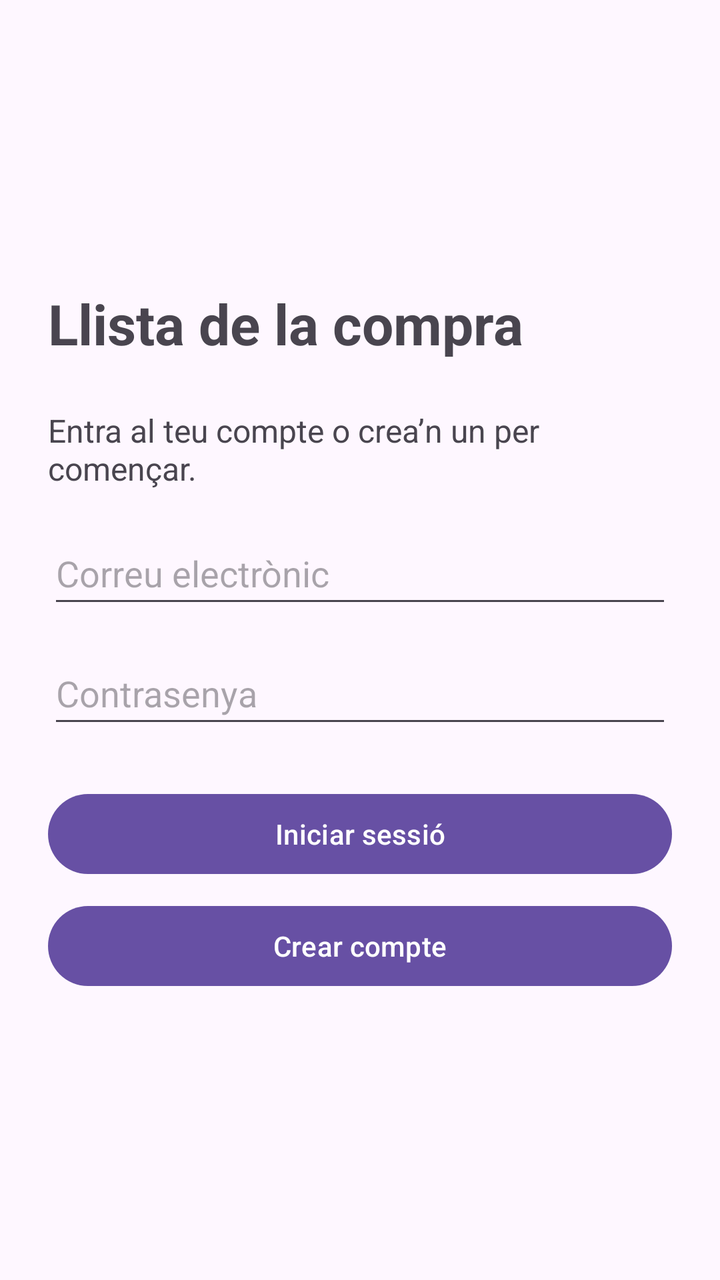
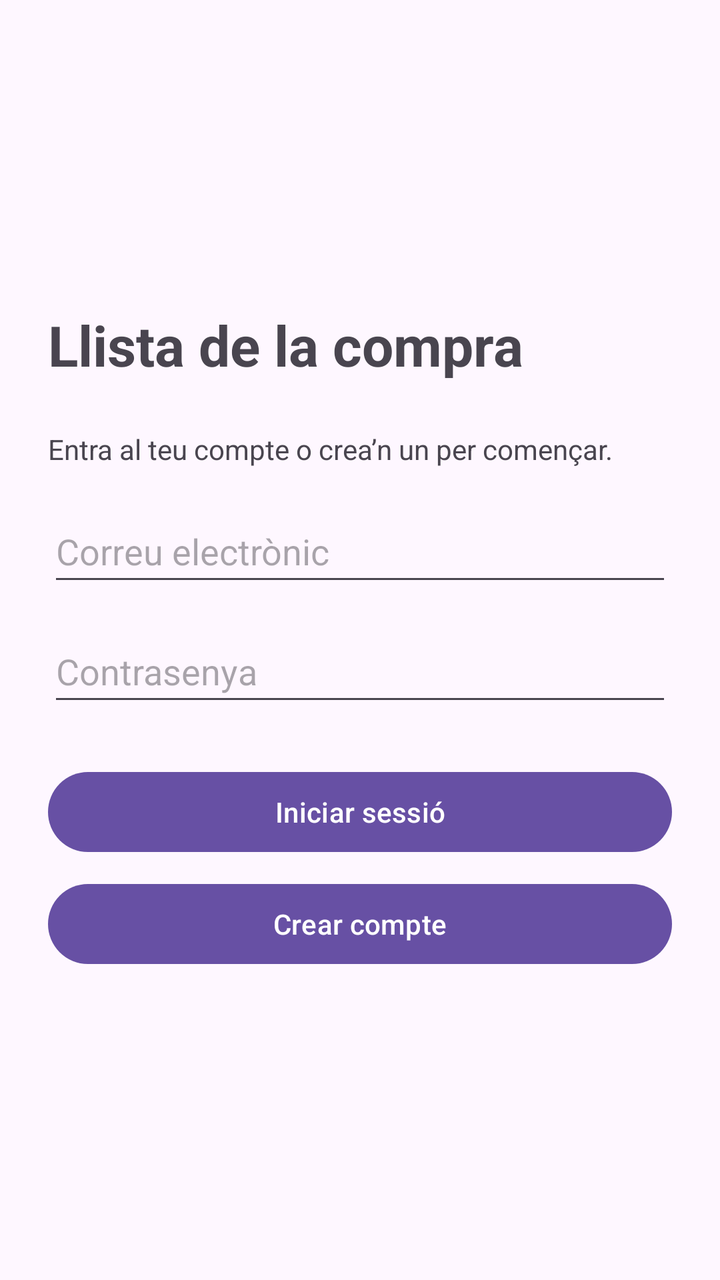

Compare the two renders of this Android layout. The source of the first and the diff that turns it into the second are given below.
<!-- AndroidManifest.xml: application theme Theme.LlistaCompra_Ousama_Aaron -->
<!-- res/layout/activity_main.xml -->
<?xml version="1.0" encoding="utf-8"?>
<ScrollView xmlns:android="http://schemas.android.com/apk/res/android"
    xmlns:tools="http://schemas.android.com/tools"
    android:id="@+id/main"
    android:layout_width="match_parent"
    android:layout_height="match_parent"
    android:fillViewport="true"
    tools:context=".MainActivity">

    <LinearLayout
        android:layout_width="match_parent"
        android:layout_height="wrap_content"
        android:orientation="vertical"
        android:gravity="center_vertical"
        android:padding="24dp">

        <TextView
            android:layout_width="match_parent"
            android:layout_height="wrap_content"
            android:text="@string/titol_acces"
            android:textSize="28sp"
            android:textStyle="bold"
            android:layout_marginBottom="24dp" />

        
        <LinearLayout
            android:id="@+id/formulari"
            android:layout_width="match_parent"
            android:layout_height="wrap_content"
            android:orientation="vertical">

            <TextView
                android:layout_width="match_parent"
                android:layout_height="wrap_content"
                android:text="@string/indicacio_acces"
                android:textSize="16sp"
                android:layout_marginBottom="16dp" />

            <EditText
                android:id="@+id/etCorreu"
                android:layout_width="match_parent"
                android:layout_height="wrap_content"
                android:minHeight="48dp"
                android:hint="@string/correu"
                android:inputType="textEmailAddress"
                android:autofillHints="emailAddress"
                android:singleLine="true"
                android:imeOptions="actionNext" />

            <EditText
                android:id="@+id/etContrasenya"
                android:layout_width="match_parent"
                android:layout_height="wrap_content"
                android:minHeight="48dp"
                android:layout_marginTop="12dp"
                android:hint="@string/contrasenya"
                android:inputType="textPassword"
                android:autofillHints="password"
                android:saveEnabled="false"
                android:singleLine="true" />

            <TextView
                android:id="@+id/tvError"
                android:layout_width="match_parent"
                android:layout_height="wrap_content"
                android:layout_marginTop="12dp"
                android:textColor="?attr/colorError"
                android:accessibilityLiveRegion="polite"
                android:visibility="gone" />

            <Button
                android:id="@+id/btnEntrar"
                android:layout_width="match_parent"
                android:layout_height="wrap_content"
                android:layout_marginTop="24dp"
                android:text="@string/entrar" />

            <Button
                android:id="@+id/btnRegistrar"
                android:layout_width="match_parent"
                android:layout_height="wrap_content"
                android:layout_marginTop="8dp"
                android:text="@string/crear_compte" />

        </LinearLayout>

        
        <ProgressBar
            android:id="@+id/progressBar"
            android:layout_width="48dp"
            android:layout_height="48dp"
            android:layout_gravity="center_horizontal"
            android:layout_marginTop="16dp"
            android:contentDescription="@string/carregant"
            android:visibility="gone" />

        
        <LinearLayout
            android:id="@+id/panellSessio"
            android:layout_width="match_parent"
            android:layout_height="wrap_content"
            android:orientation="vertical"
            android:visibility="gone">

            <TextView
                android:layout_width="match_parent"
                android:layout_height="wrap_content"
                android:text="@string/sessio_iniciada"
                android:textSize="22sp"
                android:textStyle="bold" />

            <TextView
                android:id="@+id/tvUsuari"
                android:layout_width="match_parent"
                android:layout_height="wrap_content"
                android:layout_marginTop="12dp"
                android:textSize="16sp"
                android:textIsSelectable="true" />

            <Button
                android:id="@+id/btnSortir"
                android:layout_width="match_parent"
                android:layout_height="wrap_content"
                android:layout_marginTop="24dp"
                android:text="@string/tancar_sessio" />

        </LinearLayout>

    </LinearLayout>
</ScrollView>
<!-- resources referenced by this layout -->
<resources>
  <string name="carregant">Carregant</string>
  <string name="contrasenya">Contrasenya</string>
  <string name="correu">Correu electrònic</string>
  <string name="crear_compte">Crear compte</string>
  <string name="entrar">Iniciar sessió</string>
  <string name="indicacio_acces">Entra al teu compte o crea’n un per començar.</string>
  <string name="sessio_iniciada">Sessió iniciada</string>
  <string name="tancar_sessio">Tancar sessió</string>
  <string name="titol_acces">Llista de la compra</string>
  <style name="Theme.LlistaCompra_Ousama_Aaron" parent="Base.Theme.LlistaCompra_Ousama_Aaron" />
  <style name="Base.Theme.LlistaCompra_Ousama_Aaron" parent="Theme.Material3.DayNight.NoActionBar">
          
          
      </style>
</resources>

<!-- the commit's change to res/layout/activity_main.xml (unified diff, before → after) -->
@@ -10,19 +10,18 @@
     <LinearLayout
         android:layout_width="match_parent"
         android:layout_height="wrap_content"
+        android:gravity="center_vertical"
         android:orientation="vertical"
-        android:gravity="center_vertical"
         android:padding="24dp">
 
         <TextView
             android:layout_width="match_parent"
             android:layout_height="wrap_content"
+            android:layout_marginBottom="24dp"
             android:text="@string/titol_acces"
             android:textSize="28sp"
-            android:textStyle="bold"
-            android:layout_marginBottom="24dp" />
+            android:textStyle="bold" />
 
-        
         <LinearLayout
             android:id="@+id/formulari"
             android:layout_width="match_parent"
@@ -32,30 +31,29 @@
             <TextView
                 android:layout_width="match_parent"
                 android:layout_height="wrap_content"
-                android:text="@string/indicacio_acces"
-                android:textSize="16sp"
-                android:layout_marginBottom="16dp" />
+                android:layout_marginBottom="16dp"
+                android:text="@string/indicacio_acces" />
 
             <EditText
                 android:id="@+id/etCorreu"
                 android:layout_width="match_parent"
                 android:layout_height="wrap_content"
+                android:autofillHints="emailAddress"
+                android:hint="@string/correu"
+                android:imeOptions="actionNext"
+                android:inputType="textEmailAddress"
                 android:minHeight="48dp"
-                android:hint="@string/correu"
-                android:inputType="textEmailAddress"
-                android:autofillHints="emailAddress"
-                android:singleLine="true"
-                android:imeOptions="actionNext" />
+                android:singleLine="true" />
 
             <EditText
                 android:id="@+id/etContrasenya"
                 android:layout_width="match_parent"
                 android:layout_height="wrap_content"
-                android:minHeight="48dp"
                 android:layout_marginTop="12dp"
+                android:autofillHints="password"
                 android:hint="@string/contrasenya"
                 android:inputType="textPassword"
-                android:autofillHints="password"
+                android:minHeight="48dp"
                 android:saveEnabled="false"
                 android:singleLine="true" />
 
@@ -64,8 +62,8 @@
                 android:layout_width="match_parent"
                 android:layout_height="wrap_content"
                 android:layout_marginTop="12dp"
+                android:accessibilityLiveRegion="polite"
                 android:textColor="?attr/colorError"
-                android:accessibilityLiveRegion="polite"
                 android:visibility="gone" />
 
             <Button
@@ -84,7 +82,6 @@
 
         </LinearLayout>
 
-        
         <ProgressBar
             android:id="@+id/progressBar"
             android:layout_width="48dp"
@@ -94,7 +91,6 @@
             android:contentDescription="@string/carregant"
             android:visibility="gone" />
 
-        
         <LinearLayout
             android:id="@+id/panellSessio"
             android:layout_width="match_parent"
@@ -114,14 +110,21 @@
                 android:layout_width="match_parent"
                 android:layout_height="wrap_content"
                 android:layout_marginTop="12dp"
-                android:textSize="16sp"
-                android:textIsSelectable="true" />
+                android:textIsSelectable="true"
+                android:textSize="16sp" />
+
+            <Button
+                android:id="@+id/btnObrirLlistes"
+                android:layout_width="match_parent"
+                android:layout_height="wrap_content"
+                android:layout_marginTop="24dp"
+                android:text="@string/les_meves_llistes" />
 
             <Button
                 android:id="@+id/btnSortir"
                 android:layout_width="match_parent"
                 android:layout_height="wrap_content"
-                android:layout_marginTop="24dp"
+                android:layout_marginTop="8dp"
                 android:text="@string/tancar_sessio" />
 
         </LinearLayout>
<!-- resource entries referenced after the edit -->
@@ -6,6 +6,7 @@
   <string name="crear_compte">Crear compte</string>
   <string name="entrar">Iniciar sessió</string>
   <string name="indicacio_acces">Entra al teu compte o crea’n un per començar.</string>
+  <string name="les_meves_llistes">Les meves llistes</string>
   <string name="sessio_iniciada">Sessió iniciada</string>
   <string name="tancar_sessio">Tancar sessió</string>
   <string name="titol_acces">Llista de la compra</string>
